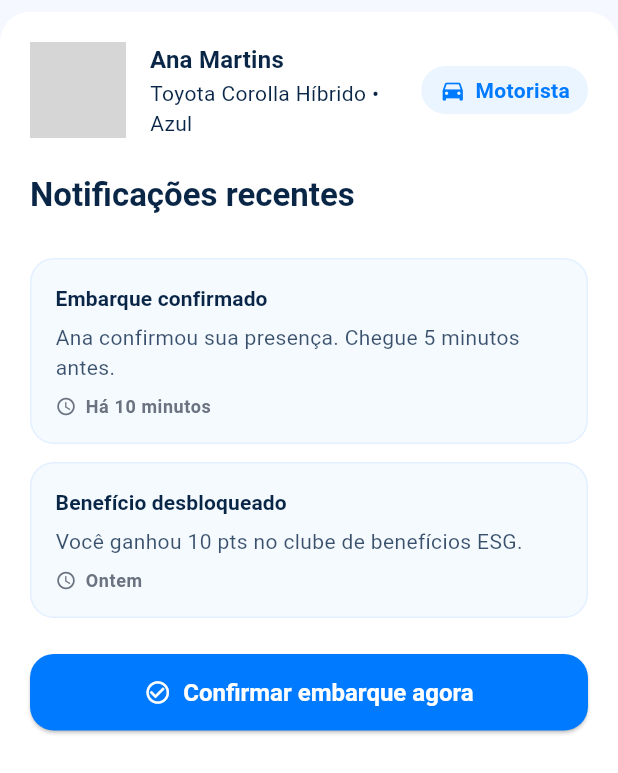
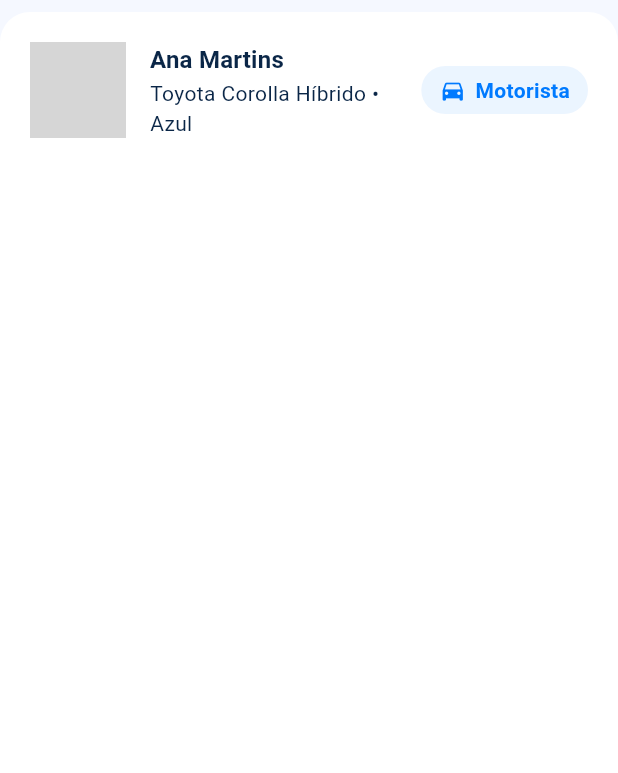
Before and after one commit to lusabo/shareroute_mobile, a Flutter app: the _DriverSummary widget shown alone on an empty page, opened directly with empty values, on a phone screen of 412 x 824 dp. Shown: the top 773 px of the screen. Run offline on Flutter 3.47's test engine with Material 3 defaults, Android fonts, the light colour scheme and no system bars; our stand-ins replace flutter_secure_storage; accounts and stored records are empty; network calls fail; grey boxes are pictures that could not be loaded.

Commit message:
Removing unnecessary information.

```diff
--- a/lib/screens/passenger/passenger_approved_ride_screen.dart
+++ b/lib/screens/passenger/passenger_approved_ride_screen.dart
@@ -1,7 +1,6 @@
 import 'package:flutter/material.dart';
 
 import '../../app_theme.dart';
-import '../../widgets/section_header.dart';
 
 class PassengerApprovedRideScreen extends StatelessWidget {
   const PassengerApprovedRideScreen({super.key});
@@ -127,135 +126,9 @@ class _DriverSummary extends StatelessWidget {
                 ),
               ],
             ),
-            const SizedBox(height: 24),
-            const SectionHeader(title: 'Notificações recentes'),
-            const SizedBox(height: 12),
-            const _NotificationTile(
-              title: 'Embarque confirmado',
-              description: 'Ana confirmou sua presença. Chegue 5 minutos antes.',
-              time: 'Há 10 minutos',
-            ),
-            const SizedBox(height: 12),
-            const _NotificationTile(
-              title: 'Benefício desbloqueado',
-              description: 'Você ganhou 10 pts no clube de benefícios ESG.',
-              time: 'Ontem',
-            ),
-            const SizedBox(height: 24),
-            SizedBox(
-              width: double.infinity,
-              child: ElevatedButton.icon(
-                onPressed: () {},
-                icon: const Icon(Icons.check_circle_outline),
-                label: const Text('Confirmar embarque agora'),
-              ),
-            ),
           ],
         ),
       ),
-    );
-  }
-}
-
-class _NotificationTile extends StatelessWidget {
-  const _NotificationTile({
-    required this.title,
-    required this.description,
-    required this.time,
-  });
-
-  final String title;
-  final String description;
-  final String time;
-
-  @override
-  Widget build(BuildContext context) {
-    final theme = Theme.of(context);
-
-    return Container(
-      width: double.infinity,
-      padding: const EdgeInsets.all(16),
-      decoration: BoxDecoration(
-        color: AppColors.primaryBlue.withOpacity(.04),
-        borderRadius: BorderRadius.circular(16),
-        border: Border.all(color: AppColors.primaryBlue.withOpacity(.08)),
-      ),
-      child: Column(
-        crossAxisAlignment: CrossAxisAlignment.start,
-        children: [
-          Text(
-            title,
-            style: theme.textTheme.titleSmall?.copyWith(
-              fontWeight: FontWeight.w700,
-              color: AppColors.midnightBlue,
-            ),
-          ),
-          const SizedBox(height: 6),
-          Text(
-            description,
-            style: theme.textTheme.bodyMedium?.copyWith(
-              color: AppColors.midnightBlue.withOpacity(.8),
-            ),
-          ),
-          const SizedBox(height: 8),
-          Row(
-            children: [
-              const Icon(Icons.access_time, size: 14, color: AppColors.slateGray),
-              const SizedBox(width: 6),
-              Text(
-                time,
-                style: theme.textTheme.bodySmall?.copyWith(
-                  color: AppColors.slateGray,
-                  fontWeight: FontWeight.w600,
-                ),
-              ),
-            ],
-          ),
-        ],
-      ),
-    );
-  }
-}
-
-class _InfoTag extends StatelessWidget {
-  const _InfoTag({
-    required this.icon,
-    required this.label,
-    required this.value,
-  });
-
-  final IconData icon;
-  final String label;
-  final String value;
-
-  @override
-  Widget build(BuildContext context) {
-    return Column(
-      crossAxisAlignment: CrossAxisAlignment.start,
-      children: [
-        Row(
-          children: [
-            Icon(icon, color: AppColors.primaryBlue),
-            const SizedBox(width: 8),
-            Expanded(
-              child: Text(
-                label,
-                style: const TextStyle(
-                  fontWeight: FontWeight.w600,
-                  color: AppColors.primaryBlue,
-                ),
-              ),
-            ),
-          ],
-        ),
-        const SizedBox(height: 6),
-        Text(
-          value,
-          style: Theme.of(context).textTheme.titleMedium?.copyWith(
-                fontWeight: FontWeight.w600,
-              ),
-        ),
-      ],
     );
   }
 }
```
